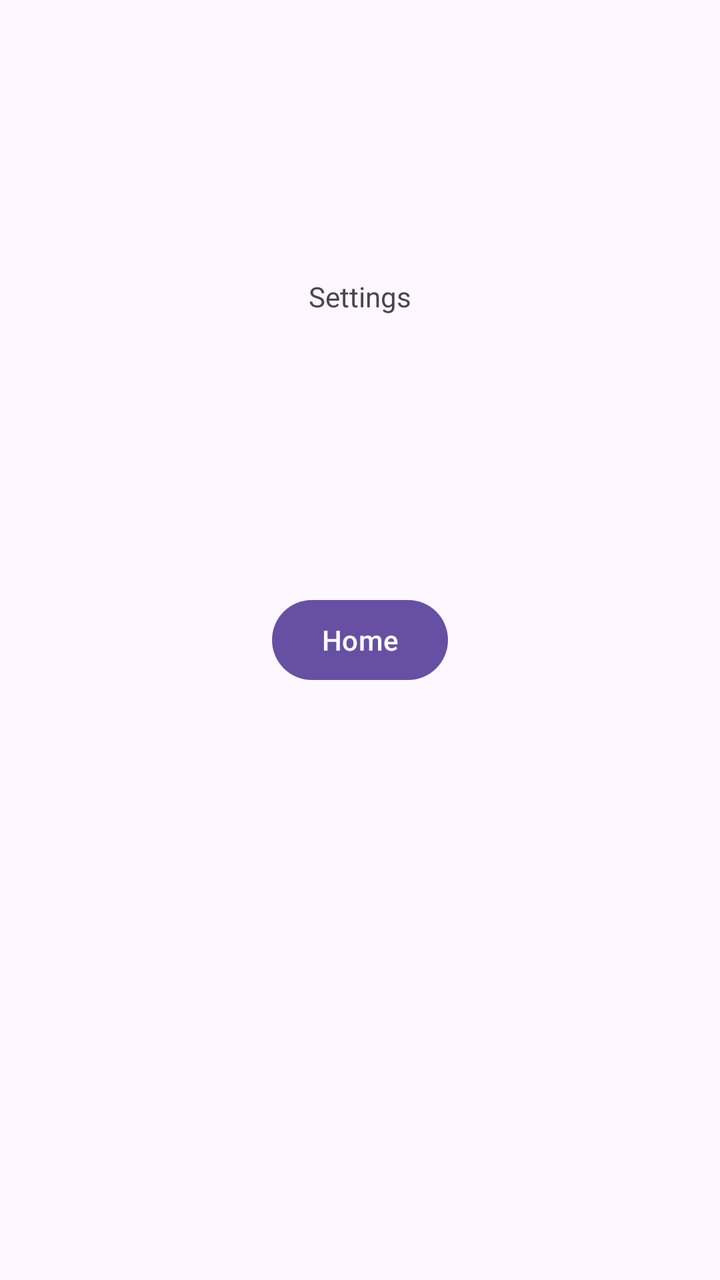
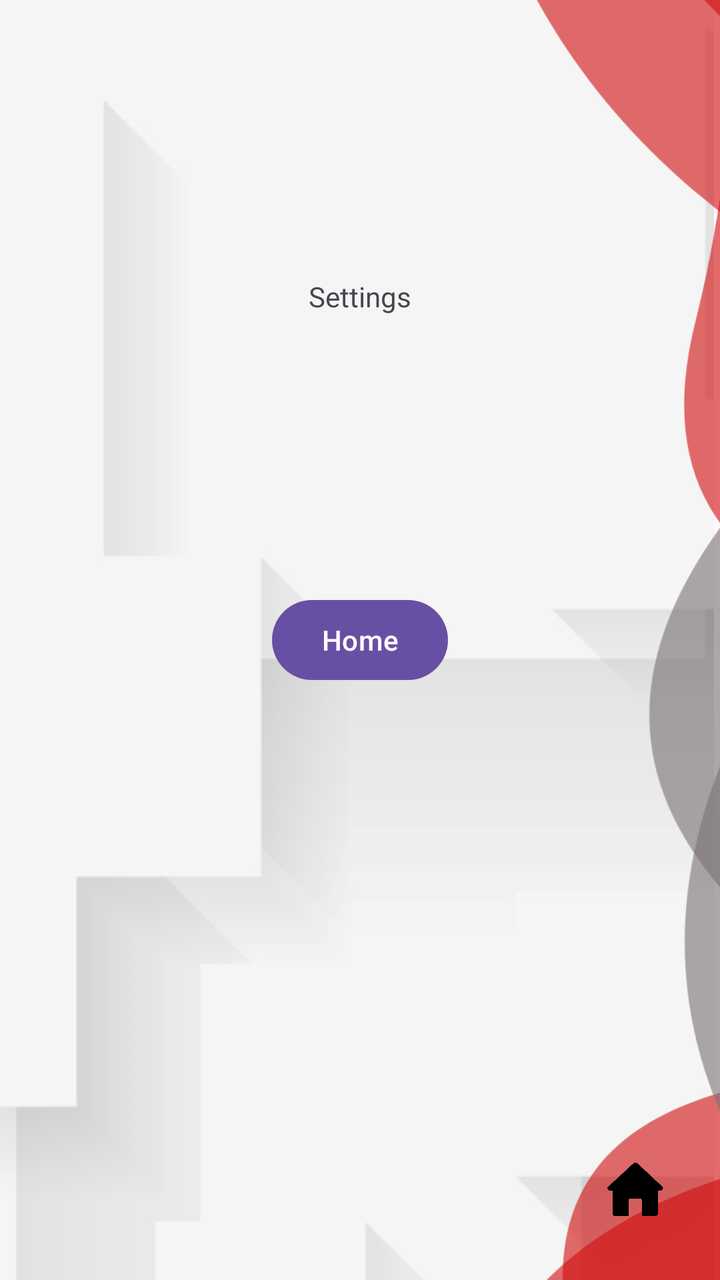

Compare the two renders of this Android layout. The source of the first and the diff that turns it into the second are given below.
<!-- AndroidManifest.xml: application theme Theme.TrafficSceneAnalyser -->
<!-- res/layout/activity_settings.xml -->
<?xml version="1.0" encoding="utf-8"?>
<androidx.constraintlayout.widget.ConstraintLayout xmlns:android="http://schemas.android.com/apk/res/android"
    xmlns:app="http://schemas.android.com/apk/res-auto"
    xmlns:tools="http://schemas.android.com/tools"
    android:id="@+id/main"
    android:layout_width="match_parent"
    android:layout_height="match_parent"
    tools:context=".SettingsActivity">

    <Button
        android:id="@+id/button4"
        android:layout_width="wrap_content"
        android:layout_height="wrap_content"
        android:onClick="goToHome"
        android:text="Home"
        app:layout_constraintBottom_toBottomOf="parent"
        app:layout_constraintEnd_toEndOf="parent"
        app:layout_constraintStart_toStartOf="parent"
        app:layout_constraintTop_toTopOf="parent" />

    <TextView
        android:id="@+id/textView"
        android:layout_width="wrap_content"
        android:layout_height="wrap_content"
        android:text="Settings"
        app:layout_constraintBottom_toTopOf="@+id/button4"
        app:layout_constraintEnd_toEndOf="parent"
        app:layout_constraintStart_toStartOf="parent"
        app:layout_constraintTop_toTopOf="parent" />
</androidx.constraintlayout.widget.ConstraintLayout>
<!-- resources referenced by this layout -->
<resources>
  <style name="Theme.TrafficSceneAnalyser" parent="Base.Theme.TrafficSceneAnalyser" />
  <style name="Base.Theme.TrafficSceneAnalyser" parent="Theme.Material3.DayNight.NoActionBar">
          
          
      </style>
</resources>

<!-- the commit's change to res/layout/activity_settings.xml (unified diff, before → after) -->
@@ -6,6 +6,44 @@
     android:layout_width="match_parent"
     android:layout_height="match_parent"
     tools:context=".SettingsActivity">
+
+    <ImageView
+        android:id="@+id/backg"
+        android:layout_width="904dp"
+        android:layout_height="897dp"
+        app:layout_constraintBottom_toBottomOf="parent"
+        app:layout_constraintEnd_toEndOf="parent"
+        app:layout_constraintHorizontal_bias="1.0"
+        app:layout_constraintStart_toStartOf="parent"
+        app:layout_constraintTop_toTopOf="parent"
+        app:layout_constraintVertical_bias="0.12"
+        app:srcCompat="@drawable/background" />
+
+    <ImageView
+        android:id="@+id/imageView5"
+        android:layout_width="484dp"
+        android:layout_height="773dp"
+        app:layout_constraintBottom_toBottomOf="parent"
+        app:layout_constraintEnd_toEndOf="parent"
+        app:layout_constraintHorizontal_bias="0.643"
+        app:layout_constraintStart_toStartOf="parent"
+        app:layout_constraintTop_toTopOf="parent"
+        app:srcCompat="@drawable/perfectlayout2" />
+
+    <ImageButton
+        android:id="@+id/homeButton"
+        android:layout_width="54dp"
+        android:layout_height="68dp"
+        android:backgroundTint="#00FFFFFF"
+        android:onClick="goToHome"
+        android:scaleType="fitCenter"
+        android:src="@drawable/home1"
+        app:layout_constraintBottom_toBottomOf="parent"
+        app:layout_constraintEnd_toEndOf="parent"
+        app:layout_constraintHorizontal_bias="0.95"
+        app:layout_constraintStart_toStartOf="parent"
+        app:layout_constraintTop_toTopOf="parent"
+        app:layout_constraintVertical_bias="0.98" />
 
     <Button
         android:id="@+id/button4"
<!-- resource entries referenced after the edit -->
@@ -1,5 +1,8 @@
 <!-- resources referenced by this layout -->
 <resources>
+  <!-- drawable background: png bitmap (drawable-hdpi, 37305 bytes) -->
+  <!-- drawable home1: png bitmap (drawable, 7782 bytes) -->
+  <!-- drawable perfectlayout2: png bitmap (drawable-hdpi, 51025 bytes) -->
   <style name="Theme.TrafficSceneAnalyser" parent="Base.Theme.TrafficSceneAnalyser" />
   <style name="Base.Theme.TrafficSceneAnalyser" parent="Theme.Material3.DayNight.NoActionBar">
           
